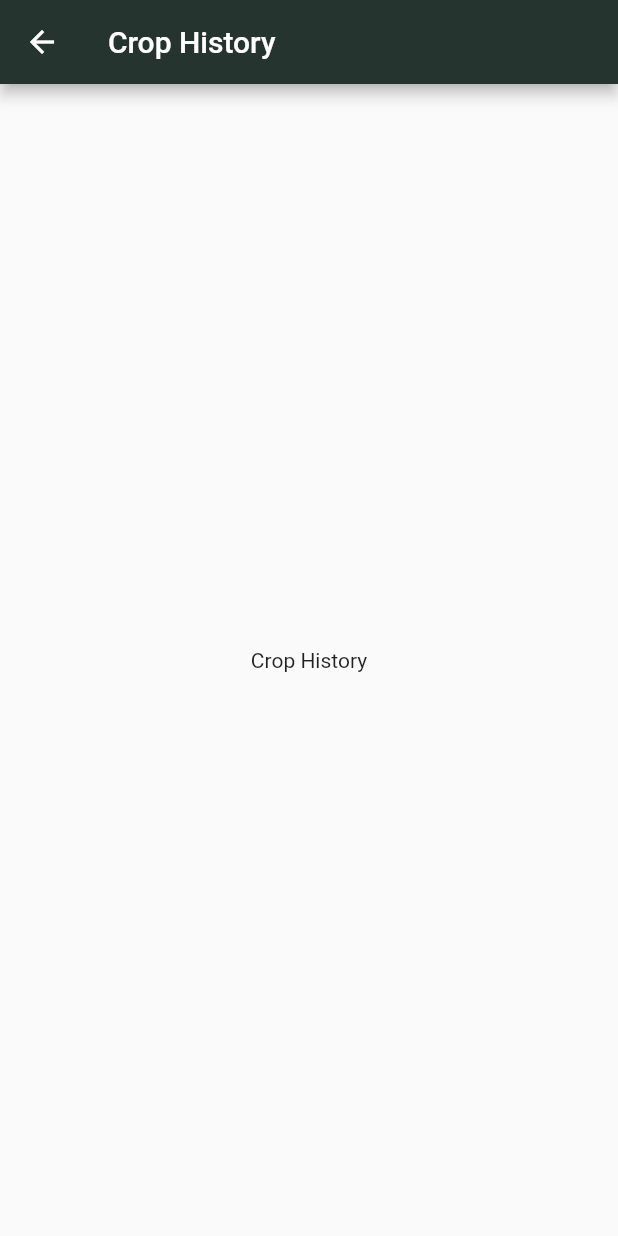
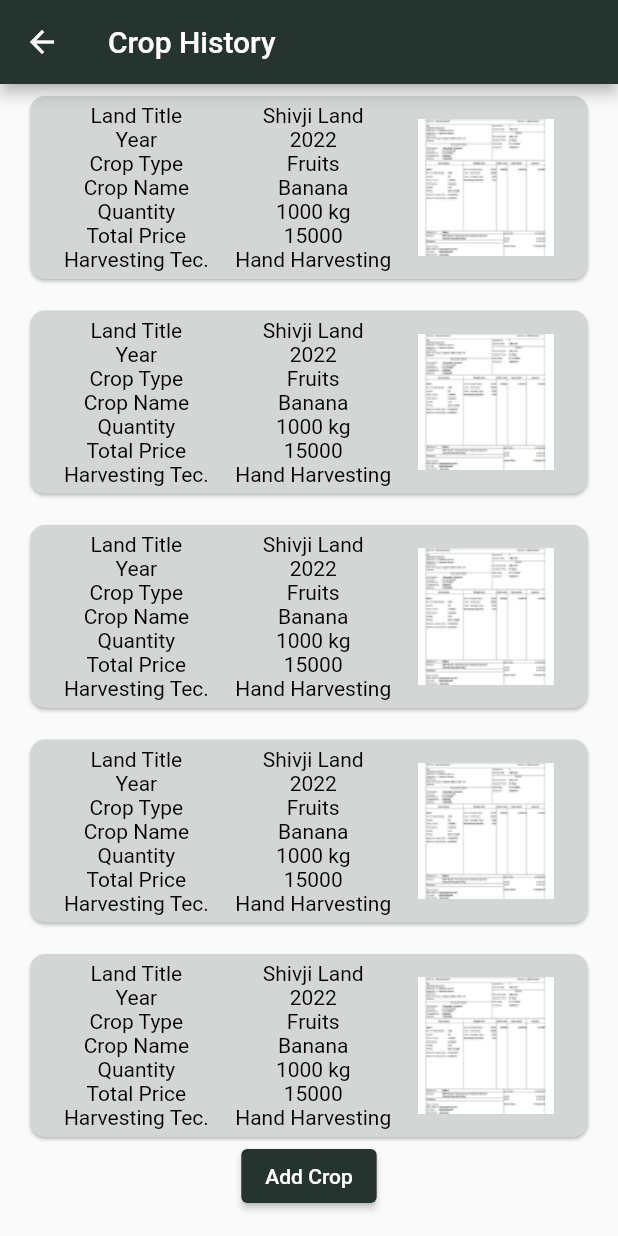
Before and after one commit to IndesignGraphics/hackster, a Flutter app: the CropHistory screen opened directly, on a phone screen of 412 x 824 dp. Run offline on Flutter 3.47's test engine with Material 2 defaults, Android fonts, the phone set to English and light mode, and no system bars; our stand-ins replace firebase_auth, firebase_core, flutter_svg; accounts and stored records are empty.

Commit message:
crop history

```diff
--- a/lib/screens/main_screen.dart
+++ b/lib/screens/main_screen.dart
@@ -42,7 +42,11 @@ class _MainScreenState extends State<MainScreen> {
           IconButton(
             onPressed: () {},
             icon: const Icon(Icons.notifications),
-          )
+          ),
+          IconButton(
+            onPressed: () {},
+            icon: const Icon(Icons.settings),
+          ),
         ],
       ),
       drawer: const AppDrawer(),
--- a/lib/screens/navigation/crop_history.dart
+++ b/lib/screens/navigation/crop_history.dart
@@ -1,4 +1,5 @@
 import 'package:flutter/material.dart';
+import 'package:hackster/screens/other/add_new_crop.dart';
 
 class CropHistory extends StatelessWidget {
   const CropHistory({Key? key}) : super(key: key);
@@ -7,10 +8,112 @@ class CropHistory extends StatelessWidget {
   Widget build(BuildContext context) {
     return Scaffold(
       appBar: AppBar(
-        title: Text('Crop History'),
+        title: const Text('Crop History'),
       ),
-      body: Center(
-        child: Text('Crop History'),
+      body: SizedBox(
+        height: MediaQuery.of(context).size.height,
+        child: ListView.separated(
+          itemBuilder: (context, i) {
+            return ListTile(
+              title: Card(
+                color: Theme.of(context).primaryColorLight,
+                clipBehavior: Clip.hardEdge,
+                shape: RoundedRectangleBorder(
+                    borderRadius: BorderRadius.circular(10)),
+                child: Container(
+                  padding: const EdgeInsets.all(5),
+                  child: Row(
+                    mainAxisAlignment: MainAxisAlignment.spaceEvenly,
+                    children: [
+                      Column(
+                        children: const [
+                          Text(
+                            'Land Title',
+                            style: TextStyle(color: Colors.black),
+                          ),
+                          Text(
+                            'Year',
+                            style: TextStyle(color: Colors.black),
+                          ),
+                          Text(
+                            'Crop Type',
+                            style: TextStyle(color: Colors.black),
+                          ),
+                          Text(
+                            'Crop Name',
+                            style: TextStyle(color: Colors.black),
+                          ),
+                          Text(
+                            'Quantity',
+                            style: TextStyle(color: Colors.black),
+                          ),
+                          Text(
+                            'Total Price',
+                            style: TextStyle(color: Colors.black),
+                          ),
+                          Text(
+                            'Harvesting Tec.',
+                            style: TextStyle(color: Colors.black),
+                          ),
+                        ],
+                      ),
+                      Column(
+                        children: const [
+                          Text(
+                            'Shivji Land',
+                            style: TextStyle(color: Colors.black),
+                          ),
+                          Text(
+                            '2022',
+                            style: TextStyle(color: Colors.black),
+                          ),
+                          Text(
+                            'Fruits',
+                            style: TextStyle(color: Colors.black),
+                          ),
+                          Text(
+                            'Banana',
+                            style: TextStyle(color: Colors.black),
+                          ),
+                          Text(
+                            '1000 kg',
+                            style: TextStyle(color: Colors.black),
+                          ),
+                          Text(
+                            '15000',
+                            style: TextStyle(color: Colors.black),
+                          ),
+                          Text(
+                            'Hand Harvesting',
+                            style: TextStyle(color: Colors.black),
+                          ),
+                        ],
+                      ),
+                      Image.asset('assets/images/bill.png'),
+                    ],
+                  ),
+                ),
+              ),
+            );
+          },
+          separatorBuilder: (context, i) {
+            return const SizedBox(
+              height: 5,
+            );
+          },
+          itemCount: 5,
+        ),
+      ),
+      floatingActionButtonLocation: FloatingActionButtonLocation.centerFloat,
+      floatingActionButton: ElevatedButton(
+        onPressed: () {
+          Navigator.of(context).push(
+            MaterialPageRoute(
+              builder: (context) =>const AddNewCrop(),
+            ),
+          );
+        },
+        child: const Text('Add Crop'),
       ),
     );
   }
```
Also changed, not shown: lib/main.dart (+5 -4 lines), lib/screens/add_post.dart (deleted, +0 -12 lines), lib/screens/chat_page.dart (deleted, +0 -12 lines), lib/screens/navigation/market_price.dart (+37 -45 lines).
